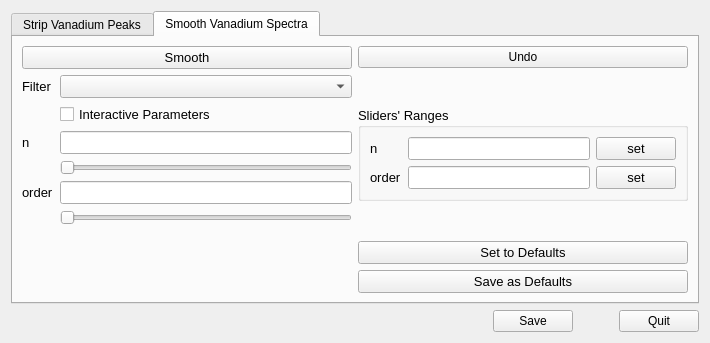
Before: the Qt Designer form src/interface/gui/ui_ProcessVanadiumDialog.ui in neutrons/PyVDrive, drawn with Qt 5.
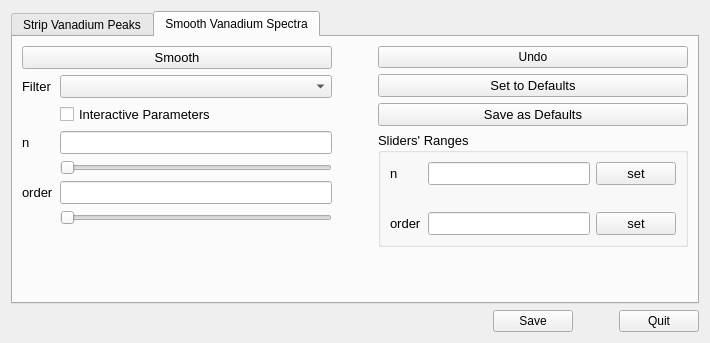
After: the same form once the commit is applied. The open tabs and pages were chosen to show the change.

Commit message: Refs #59. Checkpointing progress on processing vanadium GUI.

The edit to the form file:
```diff
--- a/src/interface/gui/ui_ProcessVanadiumDialog.ui
+++ b/src/interface/gui/ui_ProcessVanadiumDialog.ui
@@ -371,6 +371,22 @@
          </item>
         </layout>
        </item>
+       <item>
+        <spacer name="horizontalSpacer_4">
+         <property name="orientation">
+          <enum>Qt::Horizontal</enum>
+         </property>
+         <property name="sizeType">
+          <enum>QSizePolicy::Ignored</enum>
+         </property>
+         <property name="sizeHint" stdset="0">
+          <size>
+           <width>40</width>
+           <height>20</height>
+          </size>
+         </property>
+        </spacer>
+       </item>
        <item>
         <layout class="QVBoxLayout" name="verticalLayout">
          <item>
@@ -381,17 +397,28 @@
           </widget>
          </item>
          <item>
-          <spacer name="verticalSpacer">
-           <property name="orientation">
-            <enum>Qt::Vertical</enum>
+          <widget class="QPushButton" name="pushButton_6">
+           <property name="font">
+            <font>
+             <pointsize>10</pointsize>
+            </font>
            </property>
-           <property name="sizeHint" stdset="0">
-            <size>
-             <width>20</width>
-             <height>40</height>
-            </size>
+           <property name="text">
+            <string>Set to Defaults</string>
            </property>
-          </spacer>
+          </widget>
+         </item>
+         <item>
+          <widget class="QPushButton" name="pushButton_8">
+           <property name="font">
+            <font>
+             <pointsize>10</pointsize>
+            </font>
+           </property>
+           <property name="text">
+            <string>Save as Defaults</string>
+           </property>
+          </widget>
          </item>
          <item>
           <widget class="QGroupBox" name="groupBox">
@@ -404,21 +431,35 @@
             <string>Sliders' Ranges</string>
            </property>
            <layout class="QGridLayout" name="gridLayout_3">
-            <item row="1" column="0">
+            <item row="1" column="2">
+             <widget class="QPushButton" name="pushButton_11">
+              <property name="text">
+               <string>set</string>
+              </property>
+             </widget>
+            </item>
+            <item row="3" column="2">
+             <widget class="QPushButton" name="pushButton_12">
+              <property name="text">
+               <string>set</string>
+              </property>
+             </widget>
+            </item>
+            <item row="3" column="0">
              <widget class="QLabel" name="label_8">
               <property name="text">
                <string>order</string>
               </property>
              </widget>
             </item>
-            <item row="0" column="0">
+            <item row="1" column="0">
              <widget class="QLabel" name="label">
               <property name="text">
                <string>n</string>
               </property>
              </widget>
             </item>
-            <item row="1" column="1">
+            <item row="3" column="1">
              <widget class="QLineEdit" name="lineEdit_6">
               <property name="sizePolicy">
                <sizepolicy hsizetype="Expanding" vsizetype="Fixed">
@@ -433,7 +474,7 @@
               </property>
              </widget>
             </item>
-            <item row="0" column="1">
+            <item row="1" column="1">
              <widget class="QLineEdit" name="lineEdit_5">
               <property name="sizePolicy">
                <sizepolicy hsizetype="Expanding" vsizetype="Fixed">
@@ -448,17 +489,10 @@
               </property>
              </widget>
             </item>
-            <item row="0" column="2">
-             <widget class="QPushButton" name="pushButton_11">
+            <item row="2" column="1">
+             <widget class="QLabel" name="label_9">
               <property name="text">
-               <string>set</string>
-              </property>
-             </widget>
-            </item>
-            <item row="1" column="2">
-             <widget class="QPushButton" name="pushButton_12">
-              <property name="text">
-               <string>set</string>
+               <string/>
               </property>
              </widget>
             </item>
@@ -478,30 +512,6 @@
            </property>
           </spacer>
          </item>
-         <item>
-          <widget class="QPushButton" name="pushButton_6">
-           <property name="font">
-            <font>
-             <pointsize>10</pointsize>
-            </font>
-           </property>
-           <property name="text">
-            <string>Set to Defaults</string>
-           </property>
-          </widget>
-         </item>
-         <item>
-          <widget class="QPushButton" name="pushButton_8">
-           <property name="font">
-            <font>
-             <pointsize>10</pointsize>
-            </font>
-           </property>
-           <property name="text">
-            <string>Save as Defaults</string>
-           </property>
-          </widget>
-         </item>
         </layout>
        </item>
       </layout>
```
Left out of the diff: 42 changed lines with no effect on the pictures. The commit also changes 8 other files.
